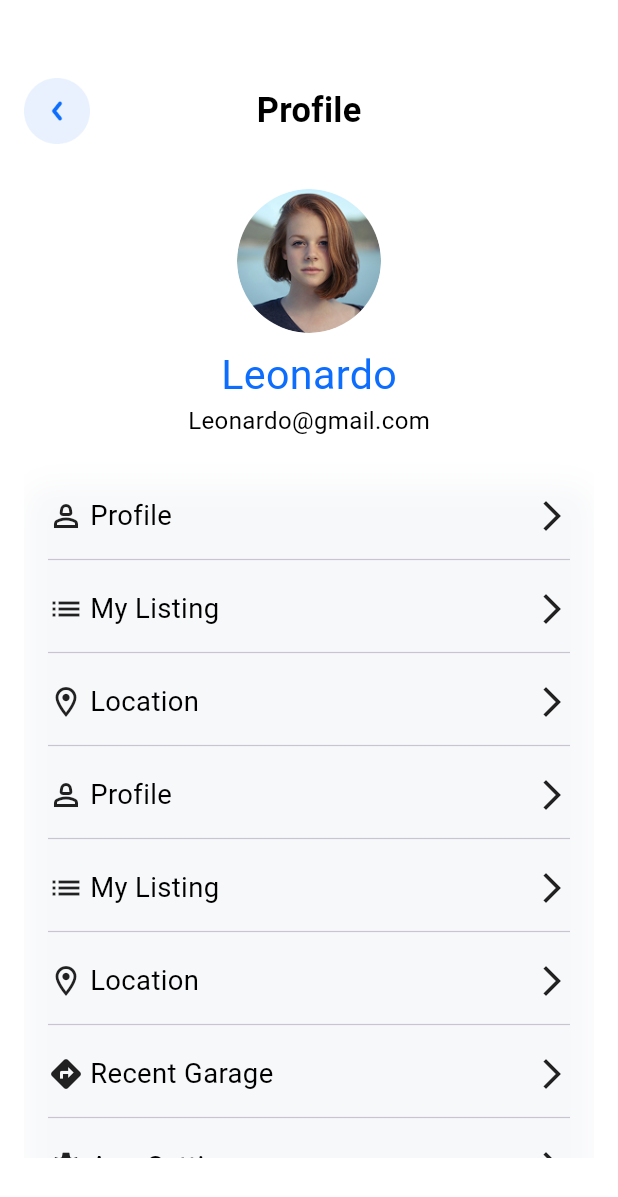
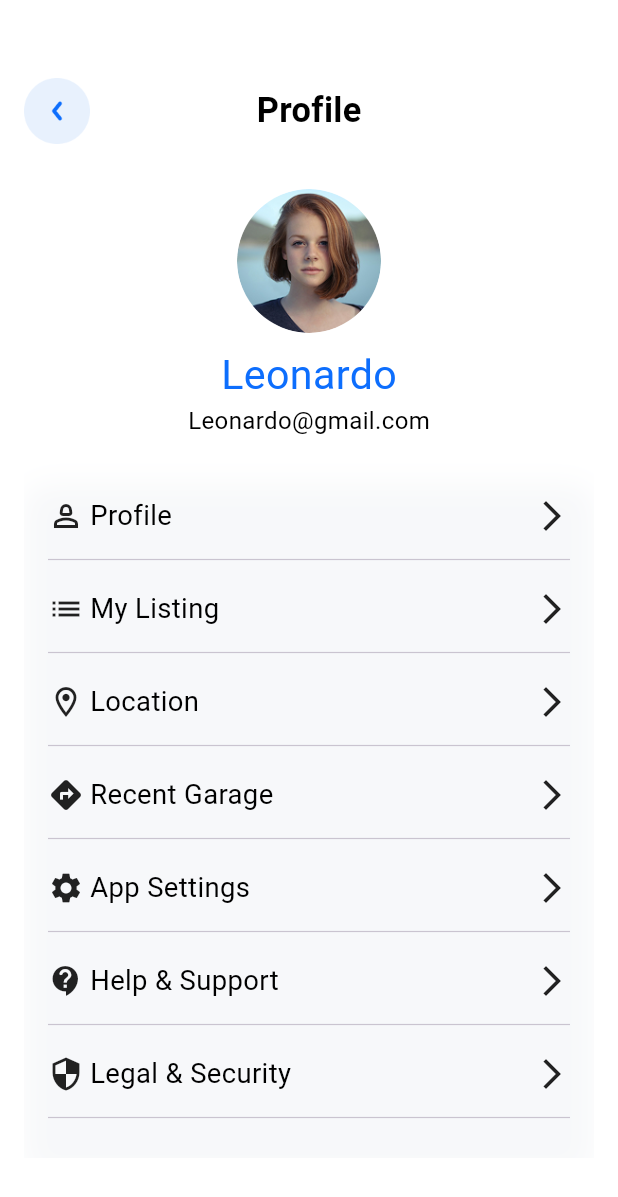
Before and after one commit to Dev-Ninjas-Backup/yousef1234321, a Flutter app: the ProfilePage screen opened directly, on a phone screen of 412 x 824 dp. Shown: the top 1197 px of the screen. Run offline on Flutter 3.47's test engine with Material 3 defaults, Android fonts, the phone set to English and light mode, and no system bars; our stand-ins replace flutter_easyloading, flutter_screenutil, get, google_fonts, image_picker.

```diff
--- a/lib/features/contact_us/screen/contact_us_screen.dart
+++ b/lib/features/contact_us/screen/contact_us_screen.dart
@@ -3,7 +3,6 @@ import 'package:get/get.dart';
 import 'package:yousef1234321/core/common/constants/app_colors.dart';
 import 'package:yousef1234321/core/common/widgets/custom_appbar.dart';
 import 'package:yousef1234321/features/contact_us/controller/contact_us_controller.dart';
-import 'package:yousef1234321/routes/app_route.dart';
 
 class ContactUsScreen extends StatelessWidget {
   const ContactUsScreen({super.key});
@@ -89,7 +88,7 @@ class ContactUsScreen extends StatelessWidget {
               height: 52,
               child: ElevatedButton(
                 onPressed: () {
-                  Get.toNamed(Approute.locationPageScreen);
+
                 },
 
                 //controller.sendMessage,
--- a/lib/features/profile/profile_page/controller/profile_controller.dart
+++ b/lib/features/profile/profile_page/controller/profile_controller.dart
@@ -14,7 +14,13 @@ class ProfileController extends GetxController {
         Get.toNamed(Approute.editProfileScreen);
       },
     ),
-    ProfileModel(icon: Icons.list, title: "My Listing"),
+       ProfileModel(
+      icon: Icons.list,
+      title: "My Listing",
+      ontap: () {
+        Get.toNamed(Approute.myListingPage);
+      },
+    ),
     ProfileModel(
       icon: Icons.location_on_outlined,
       title: "Location",
@@ -23,15 +29,7 @@ class ProfileController extends GetxController {
       },
     ),
 
-    ProfileModel(icon: Icons.person_2_outlined, title: "Profile", ontap: () {}),
-    ProfileModel(
-      icon: Icons.list,
-      title: "My Listing",
-      ontap: () {
-        Get.toNamed(Approute.myListingPage);
-      },
-    ),
-    ProfileModel(icon: Icons.location_on_outlined, title: "Location"),
+
 
     ProfileModel(
       icon: Icons.directions,
--- a/lib/features/spare_parts/widget/parts_search_section.dart
+++ b/lib/features/spare_parts/widget/parts_search_section.dart
@@ -70,7 +70,7 @@ class PartsSearchSection extends StatelessWidget {
                               borderSide: BorderSide(color: Color(0xFFE5E7EB)),
                             ),
                             contentPadding: const EdgeInsets.symmetric(
-                              horizontal: 10,
+                              horizontal: 8,
                               vertical: 8,
                             ),
                           ),
@@ -103,7 +103,7 @@ class PartsSearchSection extends StatelessWidget {
                               borderSide: BorderSide(color: Color(0xFFE5E7EB)),
                             ),
                             contentPadding: const EdgeInsets.symmetric(
-                              horizontal: 10,
+                              horizontal: 8,
                               vertical: 8,
                             ),
                           ),
--- a/lib/routes/app_route.dart
+++ b/lib/routes/app_route.dart
@@ -79,7 +79,7 @@ class Approute {
   static String getrecentGaragePage() => recentGaragePage;
 
   //location_page
-  static String GetlocationPageScreen() => locationPageScreen;
+  static String getlocationPageScreen() => locationPageScreen;
   //edit profile
   static String getEditProfileScreen() => editProfileScreen;
 
```
Also changed, not shown: lib/features/onboarding/screen/onboarding_screen.dart (+32 -21 lines), 3 other files.
